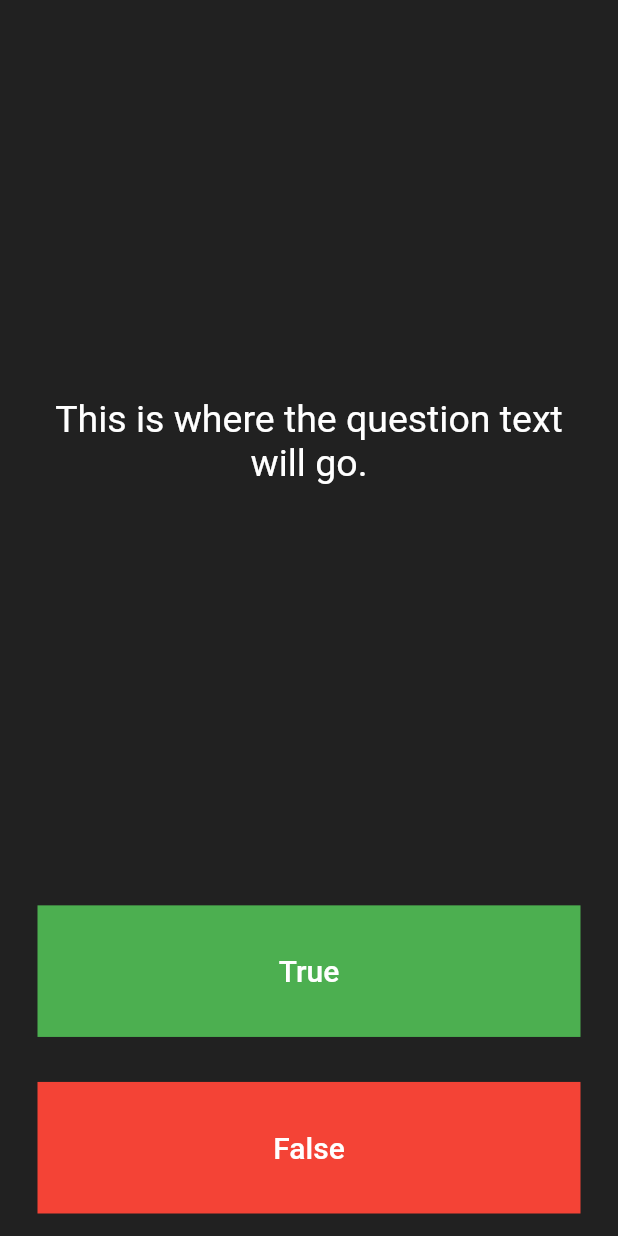
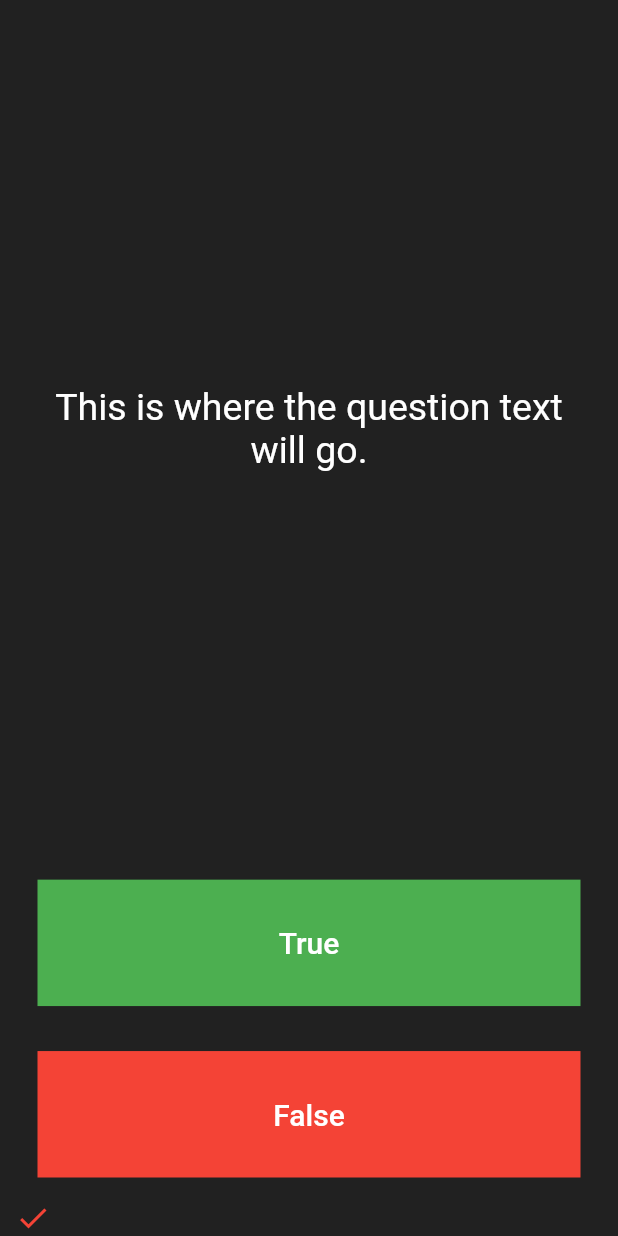
Before and after one commit to akshay-git20/Quizzler-flutter, a Flutter app: the screen it shows after launch, after a tap on "True", on a phone screen of 412 x 824 dp. Run offline on Flutter 3.47's test engine with Material 2 defaults, Android fonts, the phone set to English and light mode, and no system bars; our stand-ins replace velocity_x.

Commit message:
add list of icon to app

```diff
--- a/quizler/lib/main.dart
+++ b/quizler/lib/main.dart
@@ -33,12 +33,13 @@ class QuizPage extends StatefulWidget {
 }
 
 class _QuizPageState extends State<QuizPage> {
+  List<Icon> scorekeeper = [];
   @override
   Widget build(BuildContext context) {
     return Column(
       mainAxisAlignment: MainAxisAlignment.spaceBetween,
       crossAxisAlignment: CrossAxisAlignment.stretch,
-      children: <Widget>[
+      children: [
         Expanded(
           flex: 5,
           child: Padding(
@@ -67,6 +68,9 @@ class _QuizPageState extends State<QuizPage> {
                 ),
               ),
               onPressed: () {
+                setState(() {
+                  scorekeeper.add(Icon(Icons.check,color: Colors.red,));
+                });
                 //The user picked true.
               },
             ).color(Colors.green),
@@ -85,10 +89,19 @@ class _QuizPageState extends State<QuizPage> {
               ),
               onPressed: () {
                 //The user picked false.
+                setState(() {
+                  scorekeeper.add(Icon(Icons.close,color: Colors.green,));
+                });
               },
             ).color(Colors.red),
           ),
         ),
+        SingleChildScrollView(
+          scrollDirection: Axis.horizontal,
+          child: Row(
+            children: scorekeeper,
+          ).expand(),
+        )
         //TODO: Add a Row here as your score keeper
       ],
     );
```
